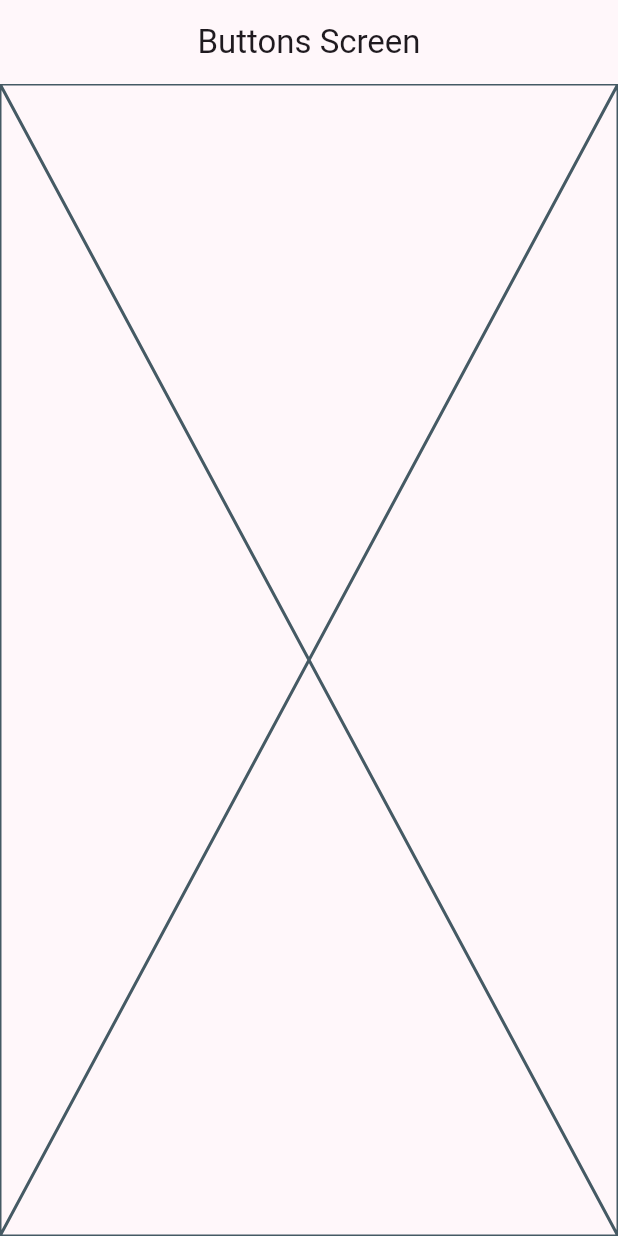
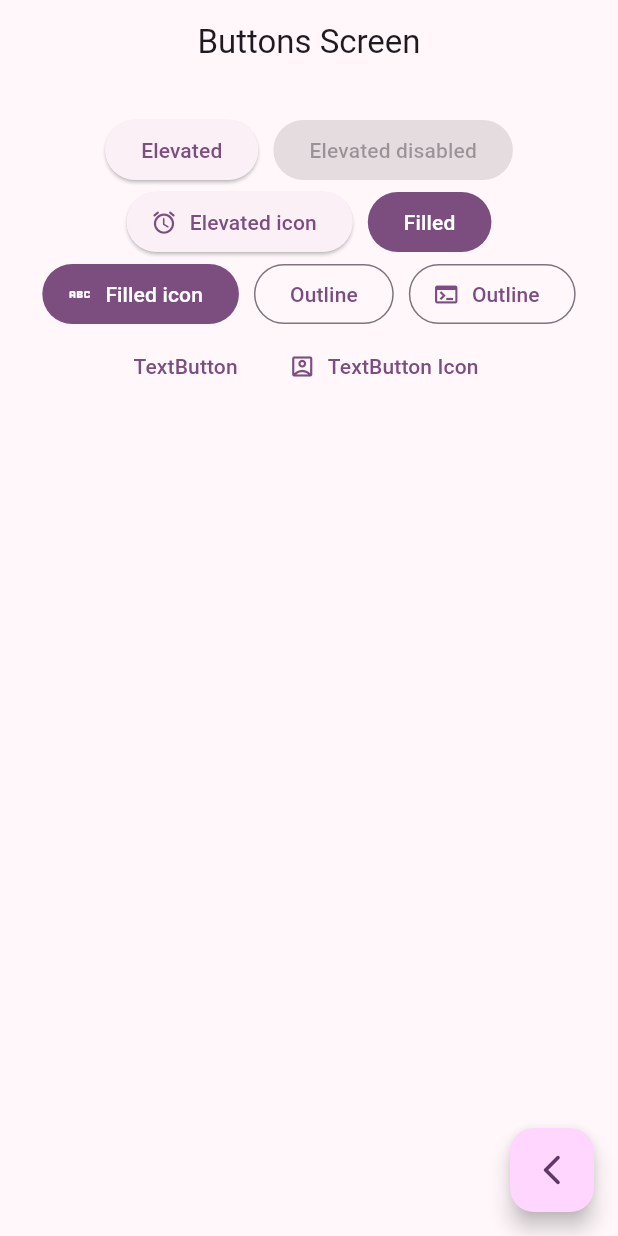
Before and after one commit to RommelOlachea/flutter_widgets_app, a Flutter app: the ButtonsScreen screen opened by its route, on a phone screen of 412 x 824 dp. Run offline on Flutter 3.47's test engine with Material 2 defaults, Android fonts, the phone set to English and light mode, and no system bars; our stand-ins replace go_router.

Commit message:
Se agregaron algunos botones basicos

```diff
--- a/lib/presentation/screens/buttons/buttons_screen.dart
+++ b/lib/presentation/screens/buttons/buttons_screen.dart
@@ -1,4 +1,5 @@
 import 'package:flutter/material.dart';
+import 'package:go_router/go_router.dart';
 
 class ButtonsScreen extends StatelessWidget {
   static const name = 'buttons_screen';
@@ -10,7 +11,68 @@ class ButtonsScreen extends StatelessWidget {
       appBar: AppBar(
         title: const Text('Buttons Screen'),
       ),
-      body: const Placeholder(),
+      body: _ButtonsView(),
+      floatingActionButton: FloatingActionButton(
+        child: Icon(Icons.arrow_back_ios_new_rounded),
+        onPressed: () {
+          context.pop(); //propio de go router
+        },
+      ),
     );
   }
 }
+
+class _ButtonsView extends StatelessWidget {
+  @override
+  Widget build(BuildContext context) {
+    return SizedBox(
+      width: double.infinity,
+      child: Padding(
+        padding: const EdgeInsets.symmetric(horizontal: 20, vertical: 20),
+        child: Wrap(
+          spacing: 10,
+          alignment: WrapAlignment.center,
+          children: [
+              ElevatedButton(onPressed: () {}, child: const Text('Elevated')),
+              const ElevatedButton(onPressed: null, child: Text('Elevated disabled')),
+              ElevatedButton.icon(icon: const Icon(Icons.access_alarm_rounded), onPressed: () {
+
+              }, label: const Text('Elevated icon')),
+
+              FilledButton(onPressed: () {}, child: const Text('Filled')),
+              FilledButton.icon(
+                onPressed: () {},
+                icon: Icon(Icons.abc_outlined),
+                label: const Text('Filled icon'),
+               ),
+
+               OutlinedButton(onPressed: (){}, child: const Text('Outline')),
+               OutlinedButton.icon(
+                onPressed: (){},
+                label: const Text('Outline'),
+                icon: Icon(Icons.terminal),
+                ),
+
+                TextButton(onPressed: (){}, child: const Text('TextButton')),
+                TextButton.icon(
+                  onPressed: (){},
+                  label: const Text('TextButton Icon'),
+                  icon: const Icon(Icons.account_box_outlined),
+                  ),
+
+              //todo: custom button
+
+
+
+
+
+
+          ],
+        ),
+      ),
+    );
+  }
+}
+
+//wrap funciona similar al row y al column, solo que pone los controles uno al lado
+//del otro y cuando no hay espacio los pone debajo.
```
